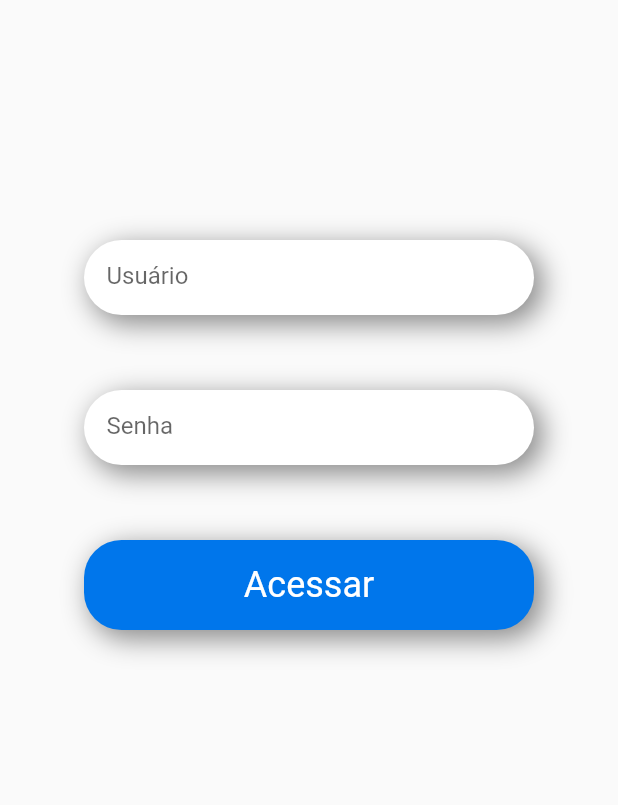
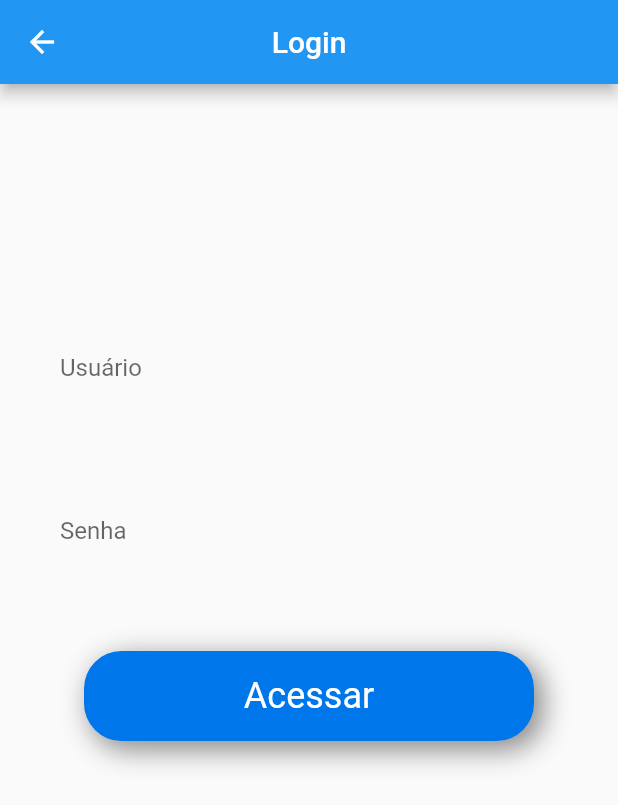
Before and after one commit to andrealonso/cardapio, a Flutter app: the LoginPage screen opened directly, on a phone screen of 412 x 824 dp. Shown: the top 805 px of the screen. Run offline on Flutter 3.47's test engine with Material 2 defaults, Android fonts, the phone set to English and light mode, and no system bars; our stand-ins replace shared_preferences; accounts and stored records are empty.

Commit message:
Configurado tela de Login

```diff
--- a/lib/bemvindo_page.dart
+++ b/lib/bemvindo_page.dart
@@ -1,5 +1,8 @@
+import 'package:cardapio/login_page.dart';
 import 'package:cardapio/widgets/botao_widget.dart';
 import 'package:flutter/material.dart';
+
+import 'caduser_page.dart';
 
 
 class Bemvindo extends StatelessWidget {
@@ -23,6 +26,7 @@ class Bemvindo extends StatelessWidget {
             BotaoWidget(
               nome: 'Acessar',
               clicar: (){
+                Navigator.push(context, MaterialPageRoute(builder: (context) => LoginPage()));
                 print('Clicando em acessar');
               },
             ),
@@ -32,6 +36,7 @@ class Bemvindo extends StatelessWidget {
             BotaoWidget(
               nome: 'Cadastrar',
               clicar: (){
+                Navigator.push(context, MaterialPageRoute(builder: (context) => CadUserPage()));
                 print('Clicando em cadastrar');
               },
             ),
--- a/lib/caduser_page.dart
+++ b/lib/caduser_page.dart
@@ -66,7 +66,7 @@ class _CadUserPageState extends State<CadUserPage> {
                 textAlign: TextAlign.center,
               ),
               Container(
-                height: 60,
+                height: 40,
               ),
               TextFormField(
                 decoration: InputDecoration(
@@ -123,7 +123,7 @@ class _CadUserPageState extends State<CadUserPage> {
                 },
               ),
               Container(
-                height: 60,
+                height: 40,
               ),
               BotaoWidget(
                 nome: 'Cadastrar',
--- a/lib/login_page.dart
+++ b/lib/login_page.dart
@@ -1,106 +1,112 @@
+import 'package:cardapio/home_page.dart';
+import 'package:cardapio/widgets/botao_widget.dart';
 import 'package:flutter/material.dart';
+import 'package:shared_preferences/shared_preferences.dart';
 
-class LoginPage extends StatelessWidget {
+class LoginPage extends StatefulWidget {
   @override
+  _LoginPageState createState() => _LoginPageState();
+}
+
+class _LoginPageState extends State<LoginPage> {
+  final formkey = GlobalKey<FormState>();
+  var form_user = '';
+  var form_pass = '';
+  var user_saved = '';
+  var pass_saved = '';
+  var logado = false;
+
+  @override
+  void initState() {
+    super.initState();
+
+    SharedPreferences.getInstance().then((instance) {
+      user_saved = instance.getString('usuario');
+      pass_saved = instance.getString('senha');
+    });
+  }
+
   Widget build(BuildContext context) {
     return Scaffold(
-      body: Container(
+      appBar: AppBar(
+        centerTitle: true,
+        title: Text('Login'),
+      ),
+      body: SingleChildScrollView(
+        child: Container(
           padding: EdgeInsets.only(
             top: 160,
+            left: 40,
+            right: 40,
           ),
+          child: Form(
+            key: formkey,
             child: Column(
               mainAxisAlignment: MainAxisAlignment.start,
               crossAxisAlignment: CrossAxisAlignment.center,
               children: <Widget>[
-            Container(
-              height: 50,
-              width: 300,
-              padding: EdgeInsets.only(
-                left:15),
-              decoration: BoxDecoration(
-                color: Colors.white,
-                borderRadius: BorderRadius.all(Radius.circular(25)),
-                boxShadow: [
-                  BoxShadow(
-                    color: Colors.black45,
-                    blurRadius: 15.0, // has the effect of softening the shadow
-                    spreadRadius: 1.0, // has the effect of extending the shadow
-                    offset: Offset(
-                      5.0, // horizontal, move right 10
-                      5.0, // vertical, move down 10
-                    ),
-                  )
-                ],
-              ),
-              child: TextField(
+                TextFormField(
+                  keyboardType: TextInputType.phone,
                   decoration: InputDecoration(
                     border: InputBorder.none,
-                      hintText: 'Usuário'),
+                    labelText: 'Usuário',
                   ),
-
+                  onSaved: (value) {
+                    form_user = value;
+                  },
+                  validator: (value) {
+                    if (value.isEmpty) {
+                      return 'Preencha o usuário!';
+                    }
+                    return null;
+                  },
                 ),
                 Container(
                   height: 50,
                 ),
-            Container(
-              height: 50,
-              width: 300,
-              padding: EdgeInsets.only(
-                left:15),
-
-              decoration: BoxDecoration(
-                color: Colors.white,
-                borderRadius: BorderRadius.all(Radius.circular(25)),
-                boxShadow: [
-                  BoxShadow(
-                    color: Colors.black45,
-                    blurRadius: 15.0, // has the effect of softening the shadow
-                    spreadRadius: 1.0, // has the effect of extending the shadow
-                    offset: Offset(
-                      5.0, // horizontal, move right 10
-                      5.0, // vertical, move down 10
-                    ),
-                  )
-                ],
-              ),
-              child: TextField(
+                TextFormField(
+                  obscureText: true,
                   decoration: InputDecoration(
                     border: InputBorder.none,
-                      hintText: 'Senha'),
+                    labelText: 'Senha',
                   ),
-
+                  onSaved: (value) {
+                    form_pass = value;
+                  },
+                  validator: (value) {
+                    if (value.isEmpty) {
+                      return 'Preencha o usuário!';
+                    }
+                    return null;
+                  },
                 ),
                 Container(
                   height: 50,
                 ),
-            Container(
-              height: 60,
-              width: 300,
-              alignment: Alignment.center,
-              child: Text(
-                'Acessar',
-                style: TextStyle(
-                  color: Colors.white,
-                  fontSize: 24,
-                ),
-              ),
-              decoration: BoxDecoration(
-                color: Color(0xff0076EB),
-                borderRadius: BorderRadius.all(Radius.circular(25)),
-                boxShadow: [
-                  BoxShadow(
-                    color: Colors.black45,
-                    blurRadius: 15.0, // has the effect of softening the shadow
-                    spreadRadius: 1.0, // has the effect of extending the shadow
-                    offset: Offset(
-                      5.0, // horizontal, move right 10
-                      5.0, // vertical, move down 10
-                    ),
-                  )
+                BotaoWidget(
+                    nome: 'Acessar',
+                    clicar: () {
+                      if (formkey.currentState.validate()) {
+                        formkey.currentState.save();
+                        formkey.currentState.reset();
+                        if (user_saved.isNotEmpty) {
+                          if (user_saved != form_user ||
+                              pass_saved != form_pass) {
+                            print('Usuário ou senha inválida');
+                          } else {
+                            Navigator.push(
+                                context,
+                                MaterialPageRoute(
+                                    builder: (context) => HomePage()));
+                          }
+                        }
+                      }
+                      print(user_saved);
+                      print(pass_saved);
+                    }),
               ],
             ),
           ),
-          ],
         ),
       ),
     );
--- a/lib/main.dart
+++ b/lib/main.dart
@@ -17,7 +17,7 @@ class MyApp extends StatelessWidget {
       theme: ThemeData(
        primarySwatch: Colors.blue,
       ),
-      home: CadUserPage(),
+      home: Bemvindo(),
     );
   }
 }
```
Lines whose indentation alone changed are shown as unchanged.
